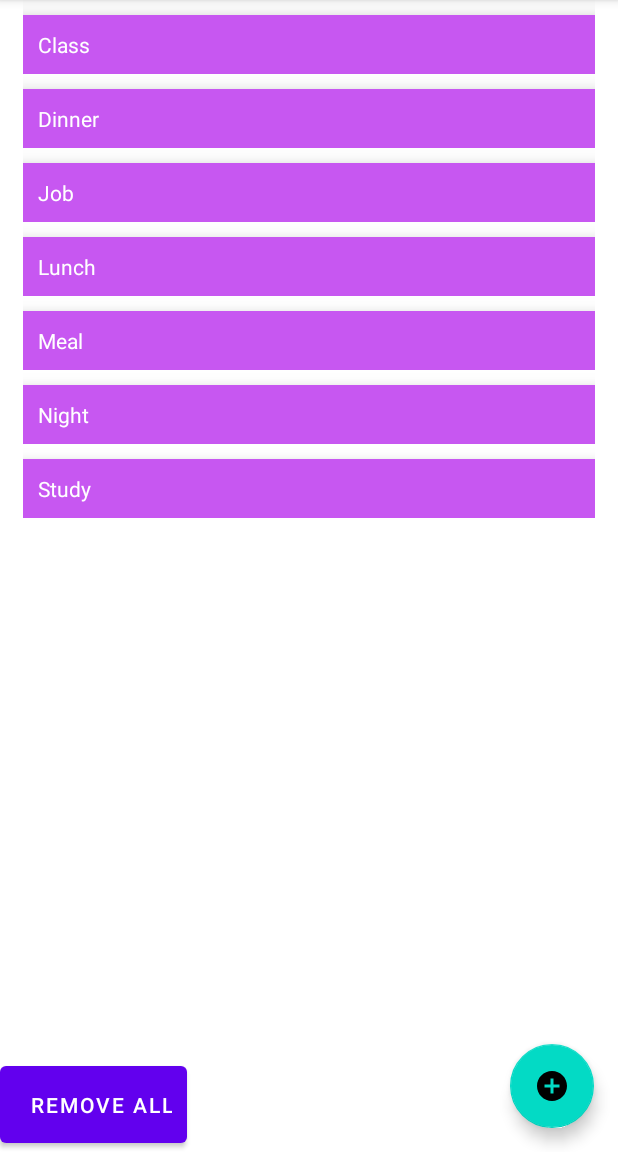
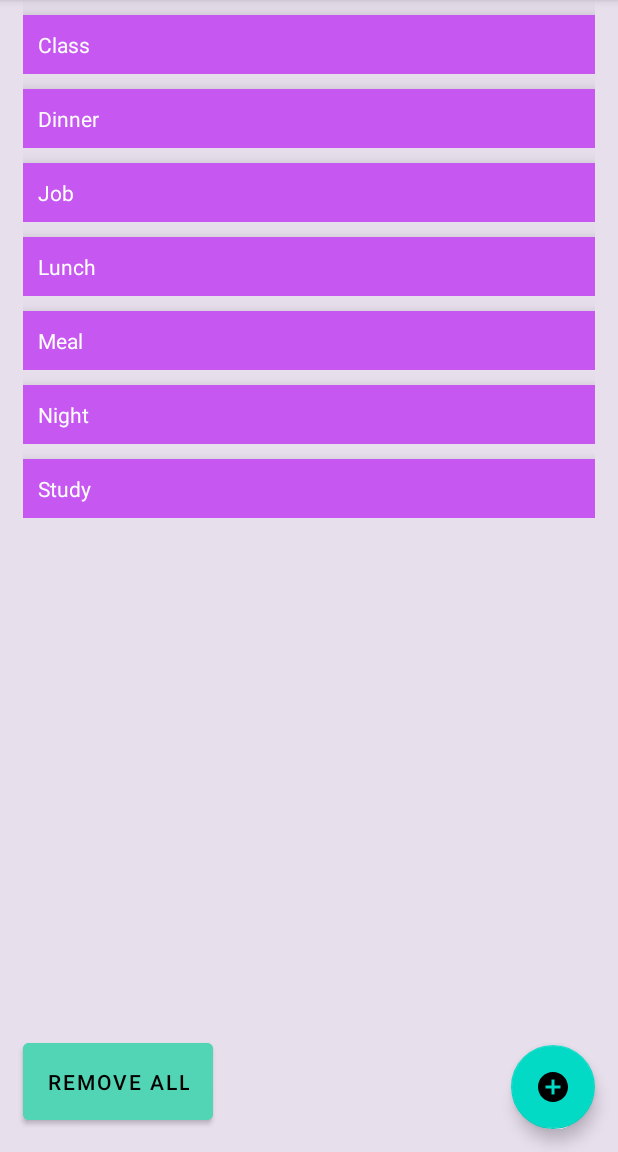
Before and after one commit to MAD-Weekly-Assignment/TODO-App, an Android app: the screen it shows after launch (MainActivity), on a phone screen of 412 x 824 dp, the part 84-1236 px from its top. Run offline under Robolectric (Android 15) with nearby library versions, the phone set to English and light mode, and no system bars; our stand-ins replace Room's generated code.

Commit message:
Updated layout for acivity main

```diff
--- a/TODOApp/app/src/main/res/layout/activity_main.xml
+++ b/TODOApp/app/src/main/res/layout/activity_main.xml
@@ -7,15 +7,18 @@
     android:layout_width="match_parent"
     android:layout_height="match_parent"
     android:orientation="vertical"
+    android:background="@color/color_ash"
     tools:context="com.example.todo_app.MainActivity">
 
     <LinearLayout
         android:layout_width="match_parent"
-        android:layout_height="wrap_content">
+        android:layout_height="wrap_content"
+        android:background="@color/color_ash">
 
         <include layout="@layout/item_task" />
 
     </LinearLayout>
+
 
     <Button
         android:id="@+id/delAll"
@@ -23,11 +26,13 @@
         android:layout_height="wrap_content"
         android:layout_alignParentStart="true"
         android:layout_alignParentBottom="true"
+        android:layout_marginStart="15dp"
+        android:layout_marginBottom="15dp"
+        android:backgroundTint="@color/color_sky"
+        android:textColor="@color/black"
         android:padding="16dp"
-        android:paddingEnd="10dp"
-        android:paddingStart="20dp"
-        android:text="@string/item_delete_all" />
-
+        android:text="@string/item_delete_all"
+        android:textAlignment="center" />
 
     <com.google.android.material.floatingactionbutton.FloatingActionButton
         android:id="@+id/fab"
@@ -36,7 +41,7 @@
         android:layout_alignParentEnd="true"
         android:layout_alignParentBottom="true"
         android:layout_gravity="bottom|end"
-        android:layout_margin="16dp"
+        android:layout_margin="15dp"
         app:srcCompat="@drawable/ic_baseline_add_circle_24"
         tools:ignore="ContentDescription" />
 
@@ -44,6 +49,7 @@
         android:id="@+id/fragment_container"
         android:layout_width="match_parent"
         android:layout_height="wrap_content"
+        android:background="@color/color_ash"
         app:layout_constraintLeft_toLeftOf="parent"
         app:layout_constraintRight_toRightOf="parent"
         app:layout_constraintTop_toTopOf="parent"
--- a/TODOApp/app/src/main/res/layout/item_task.xml
+++ b/TODOApp/app/src/main/res/layout/item_task.xml
@@ -9,12 +9,14 @@
     android:background="@color/white"
     app:layout_behavior="@string/appbar_scrolling_view_behavior"
     tools:context=".MainActivity"
+    android:backgroundTint="@color/color_ash"
     tools:showIn="@layout/activity_main">
 
     <androidx.recyclerview.widget.RecyclerView
         android:id="@+id/recyclerview"
         android:layout_width="match_parent"
         android:layout_height="wrap_content"
+        android:background="@color/color_ash"
         android:layout_margin="15dp"
         tools:ignore="MissingConstraints"
         tools:listitem="@layout/recyclerview_item" />
--- a/TODOApp/app/src/main/res/values/colors.xml
+++ b/TODOApp/app/src/main/res/values/colors.xml
@@ -7,9 +7,13 @@
     <color name="teal_700">#FF018786</color>
     <color name="black">#FF000000</color>
     <color name="white">#FFFFFFFF</color>
-    <color name="color_sky">#63C7F4</color>
+    <color name="color_sky">#52D5B5</color>
     <color name="color_purple">#C757F1</color>
     <color name="color_gold">#F6D73E</color>
+    <color name="color_red">#AA1A30</color>
+    <color name="color_ash">#E8DFED</color>
+
+
 
 
 </resources>
```
